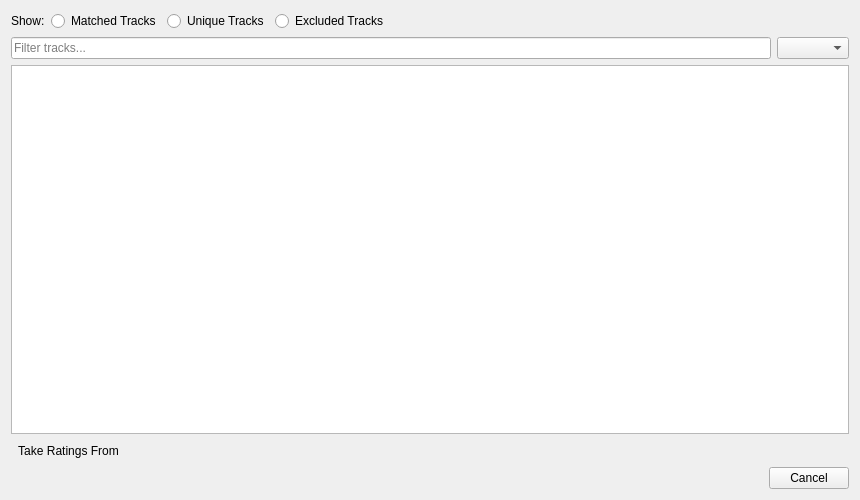
Above: src/statsyncing/ui/MatchedTracksPage.ui from KDE/amarok before the change. Below: the same form after it.
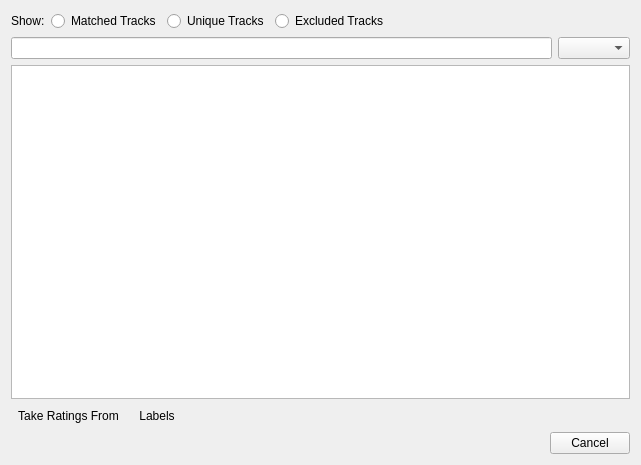
That is the form after the change. Custom widgets are drawn as their Qt base class.

Commit message: StatSyncing: mass label-conflict resolution, better UI

Patch:
```diff
--- a/src/statsyncing/ui/MatchedTracksPage.ui
+++ b/src/statsyncing/ui/MatchedTracksPage.ui
@@ -6,8 +6,8 @@
    <rect>
     <x>0</x>
     <y>0</y>
-    <width>860</width>
-    <height>500</height>
+    <width>641</width>
+    <height>465</height>
    </rect>
   </property>
   <layout class="QVBoxLayout" name="verticalLayout">
@@ -65,9 +65,12 @@
    <item>
     <layout class="QHBoxLayout" name="filterLayout">
      <item>
-      <widget class="QLineEdit" name="filterLine">
-       <property name="placeholderText">
-        <string>Filter tracks...</string>
+      <widget class="KLineEdit" name="filterLine">
+       <property name="clickMessage">
+        <string>Filter Tracks...</string>
+       </property>
+       <property name="showClearButton" stdset="0">
+        <bool>true</bool>
        </property>
       </widget>
      </item>
@@ -117,6 +120,25 @@
        </property>
       </widget>
      </item>
+     <item>
+      <widget class="QToolButton" name="labelsButton">
+       <property name="toolTip">
+        <string>Affects all applicable tracks, not just shown ones</string>
+       </property>
+       <property name="text">
+        <string>Labels</string>
+       </property>
+       <property name="popupMode">
+        <enum>QToolButton::InstantPopup</enum>
+       </property>
+       <property name="toolButtonStyle">
+        <enum>Qt::ToolButtonTextBesideIcon</enum>
+       </property>
+       <property name="autoRaise">
+        <bool>true</bool>
+       </property>
+      </widget>
+     </item>
      <item>
       <widget class="QLabel" name="statusBar">
        <property name="alignment">
@@ -141,6 +163,11 @@
    <extends>QDialogButtonBox</extends>
    <header>kdialogbuttonbox.h</header>
   </customwidget>
+  <customwidget>
+   <class>KLineEdit</class>
+   <extends>QLineEdit</extends>
+   <header>klineedit.h</header>
+  </customwidget>
  </customwidgets>
  <resources/>
  <connections/>
```
Left out of the diff: 3 changed lines with no effect on the pictures. The commit also changes 7 other files.
